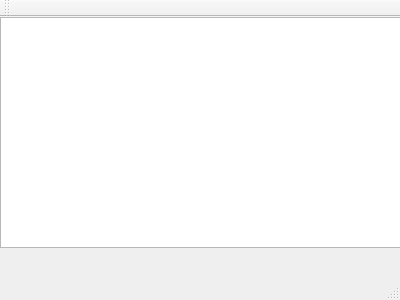
This is src/game_window.ui in jdcia/TapGame as Qt 5 draws it before an edit. The edited form follows.
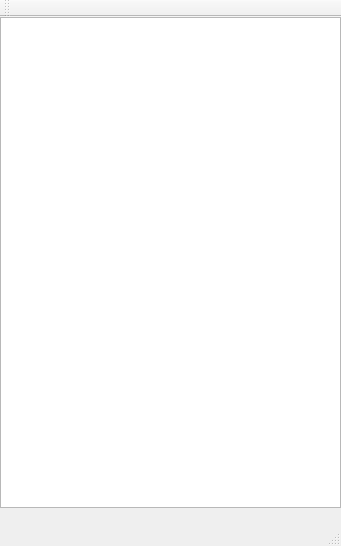
This is the edited form.

```diff
--- a/src/game_window.ui
+++ b/src/game_window.ui
@@ -6,8 +6,8 @@
    <rect>
     <x>0</x>
     <y>0</y>
-    <width>400</width>
-    <height>300</height>
+    <width>341</width>
+    <height>546</height>
    </rect>
   </property>
   <property name="windowTitle">
@@ -19,8 +19,8 @@
      <rect>
       <x>0</x>
       <y>0</y>
-      <width>401</width>
-      <height>231</height>
+      <width>341</width>
+      <height>491</height>
      </rect>
     </property>
    </widget>
```
Left out of the diff: 4 changed lines with no effect on the pictures.
